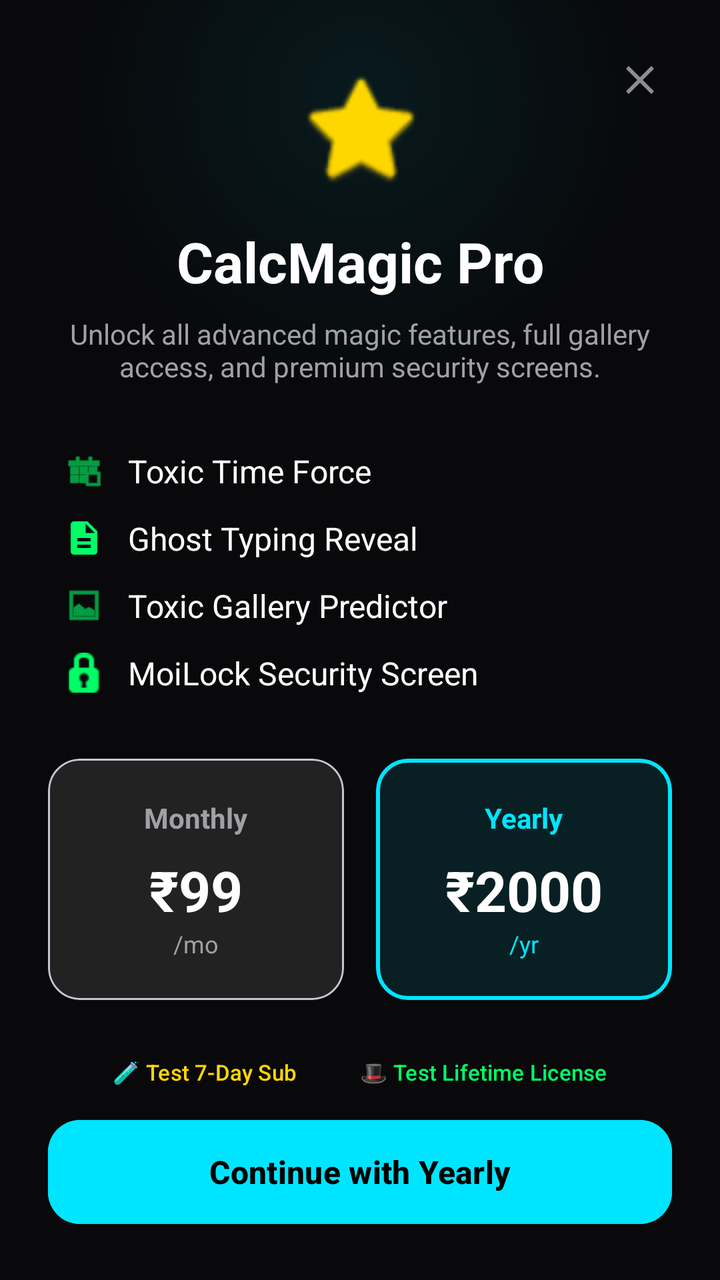
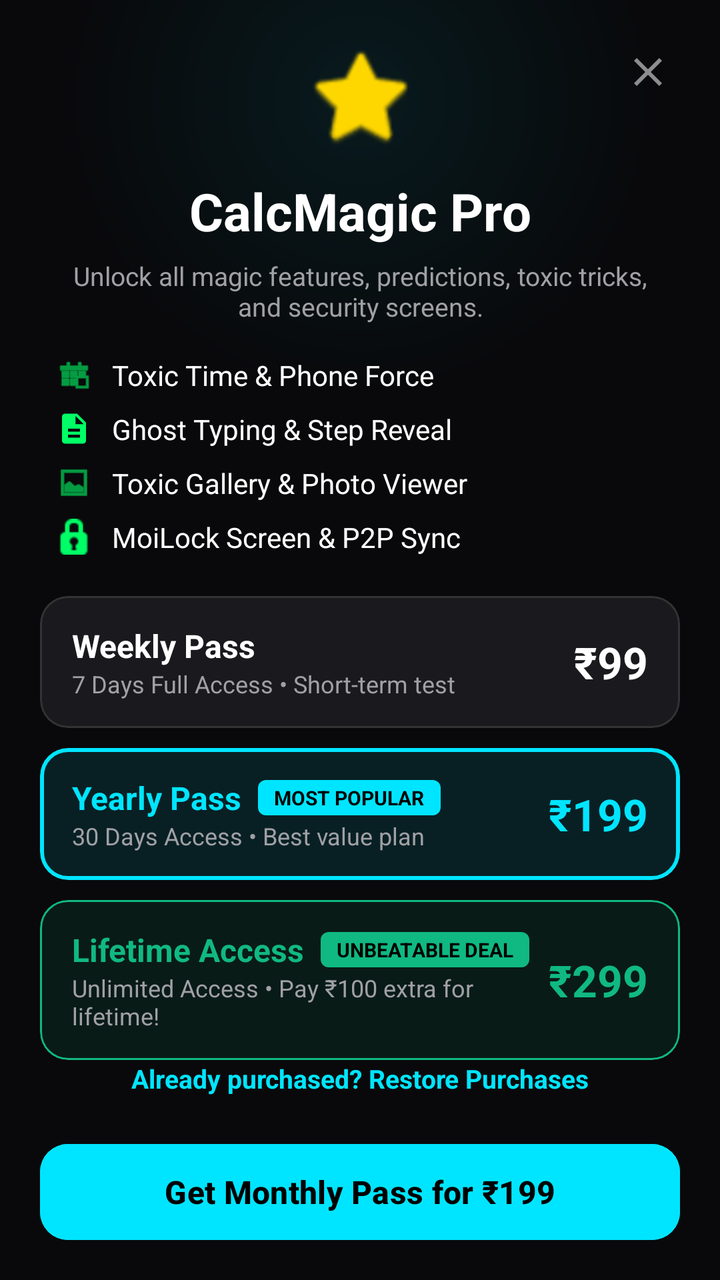

An Android layout rendered at two revisions. The XML below is the earlier revision; the diff shows what the commit changed to produce the second picture.
<!-- AndroidManifest.xml: activity theme Theme.MagicCalculator -->
<!-- res/layout/activity_premium.xml -->
<?xml version="1.0" encoding="utf-8"?>
<androidx.constraintlayout.widget.ConstraintLayout xmlns:android="http://schemas.android.com/apk/res/android"
    xmlns:app="http://schemas.android.com/apk/res-auto"
    xmlns:tools="http://schemas.android.com/tools"
    android:layout_width="match_parent"
    android:layout_height="match_parent"
    android:background="#09090B"
    tools:context=".PremiumActivity">

    
    <View
        android:layout_width="300dp"
        android:layout_height="300dp"
        android:background="@drawable/bg_glow_radial"
        android:alpha="0.4"
        app:layout_constraintTop_toTopOf="parent"
        app:layout_constraintStart_toStartOf="parent"
        app:layout_constraintEnd_toEndOf="parent"
        android:translationY="-100dp" />

    <ImageView
        android:id="@+id/btnClose"
        android:layout_width="48dp"
        android:layout_height="48dp"
        android:src="@drawable/ic_close"
        android:padding="12dp"
        app:tint="#88FFFFFF"
        android:layout_marginTop="16dp"
        android:layout_marginEnd="16dp"
        app:layout_constraintTop_toTopOf="parent"
        app:layout_constraintEnd_toEndOf="parent" />

    <ImageView
        android:id="@+id/imgCrown"
        android:layout_width="64dp"
        android:layout_height="64dp"
        android:src="@android:drawable/btn_star_big_on"
        app:tint="#FFD700"
        android:layout_marginTop="32dp"
        app:layout_constraintTop_toTopOf="parent"
        app:layout_constraintStart_toStartOf="parent"
        app:layout_constraintEnd_toEndOf="parent" />

    <TextView
        android:id="@+id/tvTitle"
        android:layout_width="wrap_content"
        android:layout_height="wrap_content"
        android:layout_marginTop="16dp"
        android:text="CalcMagic Pro"
        android:textColor="@color/white"
        android:textSize="28sp"
        android:textStyle="bold"
        app:layout_constraintTop_toBottomOf="@id/imgCrown"
        app:layout_constraintStart_toStartOf="parent"
        app:layout_constraintEnd_toEndOf="parent" />

    <TextView
        android:id="@+id/tvSubtitle"
        android:layout_width="0dp"
        android:layout_height="wrap_content"
        android:layout_marginTop="8dp"
        android:layout_marginHorizontal="32dp"
        android:text="Unlock all advanced magic features, full gallery access, and premium security screens."
        android:textColor="#A0A0A5"
        android:textSize="14sp"
        android:textAlignment="center"
        app:layout_constraintTop_toBottomOf="@id/tvTitle"
        app:layout_constraintStart_toStartOf="parent"
        app:layout_constraintEnd_toEndOf="parent" />

    
    <LinearLayout
        android:id="@+id/llFeatures"
        android:layout_width="match_parent"
        android:layout_height="wrap_content"
        android:orientation="vertical"
        android:layout_marginTop="32dp"
        android:layout_marginHorizontal="32dp"
        app:layout_constraintTop_toBottomOf="@id/tvSubtitle">

        <LinearLayout
            android:layout_width="match_parent"
            android:layout_height="wrap_content"
            android:orientation="horizontal"
            android:gravity="center_vertical"
            android:layout_marginBottom="12dp">
            <ImageView
                android:layout_width="20dp"
                android:layout_height="20dp"
                android:src="@android:drawable/ic_menu_today"
                app:tint="#00FF66" />
            <TextView
                android:layout_width="wrap_content"
                android:layout_height="wrap_content"
                android:layout_marginStart="12dp"
                android:text="Toxic Time Force"
                android:textColor="@color/white"
                android:textSize="16sp" />
        </LinearLayout>

        <LinearLayout
            android:layout_width="match_parent"
            android:layout_height="wrap_content"
            android:orientation="horizontal"
            android:gravity="center_vertical"
            android:layout_marginBottom="12dp">
            <ImageView
                android:layout_width="20dp"
                android:layout_height="20dp"
                android:src="@drawable/ic_notes"
                app:tint="#00FF66" />
            <TextView
                android:layout_width="wrap_content"
                android:layout_height="wrap_content"
                android:layout_marginStart="12dp"
                android:text="Ghost Typing Reveal"
                android:textColor="@color/white"
                android:textSize="16sp" />
        </LinearLayout>

        <LinearLayout
            android:layout_width="match_parent"
            android:layout_height="wrap_content"
            android:orientation="horizontal"
            android:gravity="center_vertical"
            android:layout_marginBottom="12dp">
            <ImageView
                android:layout_width="20dp"
                android:layout_height="20dp"
                android:src="@android:drawable/ic_menu_gallery"
                app:tint="#00FF66" />
            <TextView
                android:layout_width="wrap_content"
                android:layout_height="wrap_content"
                android:layout_marginStart="12dp"
                android:text="Toxic Gallery Predictor"
                android:textColor="@color/white"
                android:textSize="16sp" />
        </LinearLayout>

        <LinearLayout
            android:layout_width="match_parent"
            android:layout_height="wrap_content"
            android:orientation="horizontal"
            android:gravity="center_vertical">
            <ImageView
                android:layout_width="20dp"
                android:layout_height="20dp"
                android:src="@android:drawable/ic_secure"
                app:tint="#00FF66" />
            <TextView
                android:layout_width="wrap_content"
                android:layout_height="wrap_content"
                android:layout_marginStart="12dp"
                android:text="MoiLock Security Screen"
                android:textColor="@color/white"
                android:textSize="16sp" />
        </LinearLayout>
    </LinearLayout>

    
    <LinearLayout
        android:id="@+id/llPlans"
        android:layout_width="match_parent"
        android:layout_height="wrap_content"
        android:orientation="horizontal"
        android:layout_marginTop="32dp"
        android:layout_marginHorizontal="24dp"
        android:weightSum="2"
        app:layout_constraintTop_toBottomOf="@id/llFeatures">

        
        <com.google.android.material.card.MaterialCardView
            android:id="@+id/cardMonthly"
            android:layout_width="0dp"
            android:layout_height="wrap_content"
            android:layout_weight="1"
            android:layout_marginEnd="8dp"
            app:cardBackgroundColor="#222222"
            app:cardCornerRadius="16dp"
            app:cardElevation="0dp">

            <LinearLayout
                android:layout_width="match_parent"
                android:layout_height="wrap_content"
                android:orientation="vertical"
                android:padding="20dp"
                android:gravity="center">

                <TextView
                    android:layout_width="wrap_content"
                    android:layout_height="wrap_content"
                    android:text="Monthly"
                    android:textColor="#A0A0A5"
                    android:textSize="14sp"
                    android:textStyle="bold" />

                <TextView
                    android:layout_width="wrap_content"
                    android:layout_height="wrap_content"
                    android:layout_marginTop="8dp"
                    android:text="₹99"
                    android:textColor="@color/white"
                    android:textSize="28sp"
                    android:textStyle="bold" />

                <TextView
                    android:layout_width="wrap_content"
                    android:layout_height="wrap_content"
                    android:text="/mo"
                    android:textColor="#A0A0A5"
                    android:textSize="12sp" />
            </LinearLayout>
        </com.google.android.material.card.MaterialCardView>

        
        <com.google.android.material.card.MaterialCardView
            android:id="@+id/cardYearly"
            android:layout_width="0dp"
            android:layout_height="wrap_content"
            android:layout_weight="1"
            android:layout_marginStart="8dp"
            app:cardBackgroundColor="#1A00E5FF"
            app:cardCornerRadius="16dp"
            app:cardElevation="0dp"
            app:strokeWidth="2dp"
            app:strokeColor="#00E5FF">

            <LinearLayout
                android:layout_width="match_parent"
                android:layout_height="wrap_content"
                android:orientation="vertical"
                android:padding="20dp"
                android:gravity="center">

                <TextView
                    android:layout_width="wrap_content"
                    android:layout_height="wrap_content"
                    android:text="Yearly"
                    android:textColor="#00E5FF"
                    android:textSize="14sp"
                    android:textStyle="bold" />

                <TextView
                    android:layout_width="wrap_content"
                    android:layout_height="wrap_content"
                    android:layout_marginTop="8dp"
                    android:text="₹2000"
                    android:textColor="@color/white"
                    android:textSize="28sp"
                    android:textStyle="bold" />

                <TextView
                    android:layout_width="wrap_content"
                    android:layout_height="wrap_content"
                    android:text="/yr"
                    android:textColor="#00E5FF"
                    android:textSize="12sp" />
            </LinearLayout>
        </com.google.android.material.card.MaterialCardView>
    </LinearLayout>

    
    <LinearLayout
        android:id="@+id/llDeveloperTesting"
        android:layout_width="match_parent"
        android:layout_height="wrap_content"
        android:orientation="horizontal"
        android:gravity="center"
        android:layout_marginTop="16dp"
        android:layout_marginHorizontal="24dp"
        app:layout_constraintTop_toBottomOf="@id/llPlans"
        app:layout_constraintBottom_toTopOf="@id/btnPurchase"
        app:layout_constraintStart_toStartOf="parent"
        app:layout_constraintEnd_toEndOf="parent">
        
        <Button
            android:id="@+id/btnTest7Day"
            style="@style/Widget.Material3.Button.TextButton"
            android:layout_width="wrap_content"
            android:layout_height="wrap_content"
            android:text="🧪 Test 7-Day Sub"
            android:textColor="#FFD700"
            android:textSize="11sp"
            android:layout_marginEnd="8dp" />

        <Button
            android:id="@+id/btnTestLifetime"
            style="@style/Widget.Material3.Button.TextButton"
            android:layout_width="wrap_content"
            android:layout_height="wrap_content"
            android:text="🎩 Test Lifetime License"
            android:textColor="#00FF66"
            android:textSize="11sp" />
    </LinearLayout>

    <Button
        android:id="@+id/btnPurchase"
        android:layout_width="match_parent"
        android:layout_height="60dp"
        android:layout_marginHorizontal="24dp"
        android:layout_marginBottom="24dp"
        android:backgroundTint="#00E5FF"
        android:text="Continue with Yearly"
        android:textColor="@color/black"
        android:textSize="16sp"
        android:textStyle="bold"
        app:cornerRadius="16dp"
        app:layout_constraintBottom_toBottomOf="parent" />

</androidx.constraintlayout.widget.ConstraintLayout>
<!-- resources referenced by this layout -->
<resources>
  <color name="black">#FF000000</color>
  <color name="white">#FFFFFFFF</color>
  <!-- drawable bg_glow_radial (drawable) -->
  <?xml version="1.0" encoding="utf-8"?>
  <shape xmlns:android="http://schemas.android.com/apk/res/android"
      android:shape="oval">
      <gradient
          android:type="radial"
          android:gradientRadius="150dp"
          android:startColor="#3300E5FF"
          android:endColor="#00000000" />
  </shape>
  <!-- drawable ic_close (drawable) -->
  <vector xmlns:android="http://schemas.android.com/apk/res/android"
      android:width="24dp"
      android:height="24dp"
      android:viewportWidth="24"
      android:viewportHeight="24">
      <path
          android:fillColor="#FF000000"
          android:pathData="M19,6.41L17.59,5 12,10.59 6.41,5 5,6.41 10.59,12 5,17.59 6.41,19 12,13.41 17.59,19 19,17.59 13.41,12z" />
  </vector>
  <!-- drawable ic_notes (drawable) -->
  <vector xmlns:android="http://schemas.android.com/apk/res/android"
      android:width="24dp"
      android:height="24dp"
      android:viewportWidth="24"
      android:viewportHeight="24">
      <path
          android:fillColor="#FF000000"
          android:pathData="M14,2H6C4.9,2 4,2.9 4,4v16c0,1.1 0.89,2 1.99,2H18c1.1,0 2,-0.9 2,-2V8l-6,-6zm2,16H8v-2h8v2zm0,-4H8v-2h8v2zm-3,-5V3.5L18.5,9H13z" />
  </vector>
  <style name="Theme.MagicCalculator" parent="Theme.Material3.DayNight.NoActionBar">
          <item name="colorPrimary">@color/calc_btn_operator</item>
          <item name="android:statusBarColor">@color/calc_bg</item>
          <item name="android:windowBackground">@color/calc_bg</item>
          <item name="android:navigationBarColor">@color/calc_bg</item>
      </style>
  <color name="calc_btn_operator">#FF9500</color>
  <color name="calc_bg">#171717</color>
</resources>

<!-- the commit's change to res/layout/activity_premium.xml (unified diff, before → after) -->
@@ -25,18 +25,18 @@
         android:src="@drawable/ic_close"
         android:padding="12dp"
         app:tint="#88FFFFFF"
-        android:layout_marginTop="16dp"
-        android:layout_marginEnd="16dp"
+        android:layout_marginTop="12dp"
+        android:layout_marginEnd="12dp"
         app:layout_constraintTop_toTopOf="parent"
         app:layout_constraintEnd_toEndOf="parent" />
 
     <ImageView
         android:id="@+id/imgCrown"
-        android:layout_width="64dp"
-        android:layout_height="64dp"
+        android:layout_width="56dp"
+        android:layout_height="56dp"
         android:src="@android:drawable/btn_star_big_on"
         app:tint="#FFD700"
-        android:layout_marginTop="32dp"
+        android:layout_marginTop="20dp"
         app:layout_constraintTop_toTopOf="parent"
         app:layout_constraintStart_toStartOf="parent"
         app:layout_constraintEnd_toEndOf="parent" />
@@ -45,10 +45,10 @@
         android:id="@+id/tvTitle"
         android:layout_width="wrap_content"
         android:layout_height="wrap_content"
-        android:layout_marginTop="16dp"
+        android:layout_marginTop="12dp"
         android:text="CalcMagic Pro"
         android:textColor="@color/white"
-        android:textSize="28sp"
+        android:textSize="26sp"
         android:textStyle="bold"
         app:layout_constraintTop_toBottomOf="@id/imgCrown"
         app:layout_constraintStart_toStartOf="parent"
@@ -58,11 +58,11 @@
         android:id="@+id/tvSubtitle"
         android:layout_width="0dp"
         android:layout_height="wrap_content"
-        android:layout_marginTop="8dp"
-        android:layout_marginHorizontal="32dp"
-        android:text="Unlock all advanced magic features, full gallery access, and premium security screens."
+        android:layout_marginTop="6dp"
+        android:layout_marginHorizontal="24dp"
+        android:text="Unlock all magic features, predictions, toxic tricks, and security screens."
         android:textColor="#A0A0A5"
-        android:textSize="14sp"
+        android:textSize="13sp"
         android:textAlignment="center"
         app:layout_constraintTop_toBottomOf="@id/tvTitle"
         app:layout_constraintStart_toStartOf="parent"
@@ -74,8 +74,8 @@
         android:layout_width="match_parent"
         android:layout_height="wrap_content"
         android:orientation="vertical"
-        android:layout_marginTop="32dp"
-        android:layout_marginHorizontal="32dp"
+        android:layout_marginTop="16dp"
+        android:layout_marginHorizontal="28dp"
         app:layout_constraintTop_toBottomOf="@id/tvSubtitle">
 
         <LinearLayout
@@ -83,19 +83,19 @@
             android:layout_height="wrap_content"
             android:orientation="horizontal"
             android:gravity="center_vertical"
-            android:layout_marginBottom="12dp">
+            android:layout_marginBottom="8dp">
             <ImageView
-                android:layout_width="20dp"
-                android:layout_height="20dp"
+                android:layout_width="18dp"
+                android:layout_height="18dp"
                 android:src="@android:drawable/ic_menu_today"
                 app:tint="#00FF66" />
             <TextView
                 android:layout_width="wrap_content"
                 android:layout_height="wrap_content"
-                android:layout_marginStart="12dp"
-                android:text="Toxic Time Force"
+                android:layout_marginStart="10dp"
+                android:text="Toxic Time &amp; Phone Force"
                 android:textColor="@color/white"
-                android:textSize="16sp" />
+                android:textSize="14sp" />
         </LinearLayout>
 
         <LinearLayout
@@ -103,19 +103,19 @@
             android:layout_height="wrap_content"
             android:orientation="horizontal"
             android:gravity="center_vertical"
-            android:layout_marginBottom="12dp">
+            android:layout_marginBottom="8dp">
             <ImageView
-                android:layout_width="20dp"
-                android:layout_height="20dp"
+                android:layout_width="18dp"
+                android:layout_height="18dp"
                 android:src="@drawable/ic_notes"
                 app:tint="#00FF66" />
             <TextView
                 android:layout_width="wrap_content"
                 android:layout_height="wrap_content"
-                android:layout_marginStart="12dp"
-                android:text="Ghost Typing Reveal"
+                android:layout_marginStart="10dp"
+                android:text="Ghost Typing &amp; Step Reveal"
                 android:textColor="@color/white"
-                android:textSize="16sp" />
+                android:textSize="14sp" />
         </LinearLayout>
 
         <LinearLayout
@@ -123,19 +123,19 @@
             android:layout_height="wrap_content"
             android:orientation="horizontal"
             android:gravity="center_vertical"
-            android:layout_marginBottom="12dp">
+            android:layout_marginBottom="8dp">
             <ImageView
-                android:layout_width="20dp"
-                android:layout_height="20dp"
+                android:layout_width="18dp"
+                android:layout_height="18dp"
                 android:src="@android:drawable/ic_menu_gallery"
                 app:tint="#00FF66" />
             <TextView
                 android:layout_width="wrap_content"
                 android:layout_height="wrap_content"
-                android:layout_marginStart="12dp"
-                android:text="Toxic Gallery Predictor"
+                android:layout_marginStart="10dp"
+                android:text="Toxic Gallery &amp; Photo Viewer"
                 android:textColor="@color/white"
-                android:textSize="16sp" />
+                android:textSize="14sp" />
         </LinearLayout>
 
         <LinearLayout
@@ -144,17 +144,17 @@
             android:orientation="horizontal"
             android:gravity="center_vertical">
             <ImageView
-                android:layout_width="20dp"
-                android:layout_height="20dp"
+                android:layout_width="18dp"
+                android:layout_height="18dp"
                 android:src="@android:drawable/ic_secure"
                 app:tint="#00FF66" />
             <TextView
                 android:layout_width="wrap_content"
                 android:layout_height="wrap_content"
-                android:layout_marginStart="12dp"
-                android:text="MoiLock Security Screen"
+                android:layout_marginStart="10dp"
+                android:text="MoiLock Screen &amp; P2P Sync"
                 android:textColor="@color/white"
-                android:textSize="16sp" />
+                android:textSize="14sp" />
         </LinearLayout>
     </LinearLayout>
 
@@ -163,65 +163,71 @@
         android:id="@+id/llPlans"
         android:layout_width="match_parent"
         android:layout_height="wrap_content"
-        android:orientation="horizontal"
-        android:layout_marginTop="32dp"
-        android:layout_marginHorizontal="24dp"
-        android:weightSum="2"
+        android:orientation="vertical"
+        android:layout_marginTop="20dp"
+        android:layout_marginHorizontal="20dp"
         app:layout_constraintTop_toBottomOf="@id/llFeatures">
 
         
         <com.google.android.material.card.MaterialCardView
-            android:id="@+id/cardMonthly"
-            android:layout_width="0dp"
-            android:layout_height="wrap_content"
-            android:layout_weight="1"
-            android:layout_marginEnd="8dp"
-            app:cardBackgroundColor="#222222"
-            app:cardCornerRadius="16dp"
-            app:cardElevation="0dp">
+            android:id="@+id/cardWeekly"
+            android:layout_width="match_parent"
+            android:layout_height="wrap_content"
+            android:layout_marginBottom="10dp"
+            app:cardBackgroundColor="#1A1A1E"
+            app:cardCornerRadius="14dp"
+            app:cardElevation="0dp"
+            app:strokeWidth="1dp"
+            app:strokeColor="#333333">
 
             <LinearLayout
                 android:layout_width="match_parent"
                 android:layout_height="wrap_content"
-                android:orientation="vertical"
-                android:padding="20dp"
-                android:gravity="center">
+                android:orientation="horizontal"
+                android:paddingHorizontal="16dp"
+                android:paddingVertical="14dp"
+                android:gravity="center_vertical">
+
+                <LinearLayout
+                    android:layout_width="0dp"
+                    android:layout_height="wrap_content"
+                    android:layout_weight="1"
+                    android:orientation="vertical">
+
+                    <TextView
+                        android:layout_width="wrap_content"
+                        android:layout_height="wrap_content"
+                        android:text="Weekly Pass"
+                        android:textColor="@color/white"
+                        android:textSize="16sp"
+                        android:textStyle="bold" />
+
+                    <TextView
+                        android:layout_width="wrap_content"
+                        android:layout_height="wrap_content"
+                        android:text="7 Days Full Access • Short-term test"
+                        android:textColor="#A0A0A5"
+                        android:textSize="12sp" />
+                </LinearLayout>
 
                 <TextView
                     android:layout_width="wrap_content"
                     android:layout_height="wrap_content"
-                    android:text="Monthly"
-                    android:textColor="#A0A0A5"
-                    android:textSize="14sp"
-                    android:textStyle="bold" />
-
-                <TextView
-                    android:layout_width="wrap_content"
-                    android:layout_height="wrap_content"
-                    android:layout_marginTop="8dp"
                     android:text="₹99"
                     android:textColor="@color/white"
-                    android:textSize="28sp"
+                    android:textSize="22sp"
                     android:textStyle="bold" />
-
-                <TextView
-                    android:layout_width="wrap_content"
-                    android:layout_height="wrap_content"
-                    android:text="/mo"
-                    android:textColor="#A0A0A5"
-                    android:textSize="12sp" />
             </LinearLayout>
         </com.google.android.material.card.MaterialCardView>
 
         
         <com.google.android.material.card.MaterialCardView
             android:id="@+id/cardYearly"
-            android:layout_width="0dp"
-            android:layout_height="wrap_content"
-            android:layout_weight="1"
-            android:layout_marginStart="8dp"
+            android:layout_width="match_parent"
+            android:layout_height="wrap_content"
+            android:layout_marginBottom="10dp"
             app:cardBackgroundColor="#1A00E5FF"
-            app:cardCornerRadius="16dp"
+            app:cardCornerRadius="14dp"
             app:cardElevation="0dp"
             app:strokeWidth="2dp"
             app:strokeColor="#00E5FF">
@@ -229,83 +235,161 @@
             <LinearLayout
                 android:layout_width="match_parent"
                 android:layout_height="wrap_content"
-                android:orientation="vertical"
-                android:padding="20dp"
-                android:gravity="center">
+                android:orientation="horizontal"
+                android:paddingHorizontal="16dp"
+                android:paddingVertical="14dp"
+                android:gravity="center_vertical">
+
+                <LinearLayout
+                    android:layout_width="0dp"
+                    android:layout_height="wrap_content"
+                    android:layout_weight="1"
+                    android:orientation="vertical">
+
+                    <LinearLayout
+                        android:layout_width="wrap_content"
+                        android:layout_height="wrap_content"
+                        android:orientation="horizontal"
+                        android:gravity="center_vertical">
+
+                        <TextView
+                            android:layout_width="wrap_content"
+                            android:layout_height="wrap_content"
+                            android:text="Yearly Pass"
+                            android:textColor="#00E5FF"
+                            android:textSize="16sp"
+                            android:textStyle="bold" />
+
+                        <TextView
+                            android:layout_width="wrap_content"
+                            android:layout_height="wrap_content"
+                            android:layout_marginStart="8dp"
+                            android:background="@drawable/bg_popular_badge"
+                            android:paddingHorizontal="8dp"
+                            android:paddingVertical="2dp"
+                            android:text="MOST POPULAR"
+                            android:textColor="#000000"
+                            android:textSize="10sp"
+                            android:textStyle="bold" />
+                    </LinearLayout>
+
+                    <TextView
+                        android:layout_width="wrap_content"
+                        android:layout_height="wrap_content"
+                        android:text="30 Days Access • Best value plan"
+                        android:textColor="#A0A0A5"
+                        android:textSize="12sp" />
+                </LinearLayout>
 
                 <TextView
                     android:layout_width="wrap_content"
                     android:layout_height="wrap_content"
-                    android:text="Yearly"
+                    android:text="₹199"
                     android:textColor="#00E5FF"
-                    android:textSize="14sp"
+                    android:textSize="22sp"
                     android:textStyle="bold" />
+            </LinearLayout>
+        </com.google.android.material.card.MaterialCardView>
+
+        
+        <com.google.android.material.card.MaterialCardView
+            android:id="@+id/cardLifetime"
+            android:layout_width="match_parent"
+            android:layout_height="wrap_content"
+            app:cardBackgroundColor="#1A10B981"
+            app:cardCornerRadius="14dp"
+            app:cardElevation="0dp"
+            app:strokeWidth="1dp"
+            app:strokeColor="#10B981">
+
+            <LinearLayout
+                android:layout_width="match_parent"
+                android:layout_height="wrap_content"
+                android:orientation="horizontal"
+                android:paddingHorizontal="16dp"
+                android:paddingVertical="14dp"
+                android:gravity="center_vertical">
+
+                <LinearLayout
+                    android:layout_width="0dp"
+                    android:layout_height="wrap_content"
+                    android:layout_weight="1"
+                    android:orientation="vertical">
+
+                    <LinearLayout
+                        android:layout_width="wrap_content"
+                        android:layout_height="wrap_content"
+                        android:orientation="horizontal"
+                        android:gravity="center_vertical">
+
+                        <TextView
+                            android:layout_width="wrap_content"
+                            android:layout_height="wrap_content"
+                            android:text="Lifetime Access"
+                            android:textColor="#10B981"
+                            android:textSize="16sp"
+                            android:textStyle="bold" />
+
+                        <TextView
+                            android:layout_width="wrap_content"
+                            android:layout_height="wrap_content"
+                            android:layout_marginStart="8dp"
+                            android:background="@drawable/bg_best_deal_badge"
+                            android:paddingHorizontal="8dp"
+                            android:paddingVertical="2dp"
+                            android:text="UNBEATABLE DEAL"
+                            android:textColor="#000000"
+                            android:textSize="10sp"
+                            android:textStyle="bold" />
+                    </LinearLayout>
+
+                    <TextView
+                        android:layout_width="wrap_content"
+                        android:layout_height="wrap_content"
+                        android:text="Unlimited Access • Pay ₹100 extra for lifetime!"
+                        android:textColor="#A0A0A5"
+                        android:textSize="12sp" />
+                </LinearLayout>
 
                 <TextView
                     android:layout_width="wrap_content"
                     android:layout_height="wrap_content"
-                    android:layout_marginTop="8dp"
-                    android:text="₹2000"
-                    android:textColor="@color/white"
-                    android:textSize="28sp"
+                    android:text="₹299"
+                    android:textColor="#10B981"
+                    android:textSize="22sp"
                     android:textStyle="bold" />
-
-                <TextView
-                    android:layout_width="wrap_content"
-                    android:layout_height="wrap_content"
-                    android:text="/yr"
-                    android:textColor="#00E5FF"
-                    android:textSize="12sp" />
             </LinearLayout>
         </com.google.android.material.card.MaterialCardView>
     </LinearLayout>
 
-    
-    <LinearLayout
-        android:id="@+id/llDeveloperTesting"
-        android:layout_width="match_parent"
-        android:layout_height="wrap_content"
-        android:orientation="horizontal"
-        android:gravity="center"
-        android:layout_marginTop="16dp"
-        android:layout_marginHorizontal="24dp"
-        app:layout_constraintTop_toBottomOf="@id/llPlans"
+    <TextView
+        android:id="@+id/tvRestorePurchases"
+        android:layout_width="wrap_content"
+        android:layout_height="wrap_content"
+        android:layout_marginBottom="12dp"
+        android:text="Already purchased? Restore Purchases"
+        android:textColor="#00E5FF"
+        android:textSize="13sp"
+        android:textStyle="bold"
+        android:clickable="true"
+        android:focusable="true"
+        android:padding="8dp"
         app:layout_constraintBottom_toTopOf="@id/btnPurchase"
         app:layout_constraintStart_toStartOf="parent"
-        app:layout_constraintEnd_toEndOf="parent">
-        
-        <Button
-            android:id="@+id/btnTest7Day"
-            style="@style/Widget.Material3.Button.TextButton"
-            android:layout_width="wrap_content"
-            android:layout_height="wrap_content"
-            android:text="🧪 Test 7-Day Sub"
-            android:textColor="#FFD700"
-            android:textSize="11sp"
-            android:layout_marginEnd="8dp" />
-
-        <Button
-            android:id="@+id/btnTestLifetime"
-            style="@style/Widget.Material3.Button.TextButton"
-            android:layout_width="wrap_content"
-            android:layout_height="wrap_content"
-            android:text="🎩 Test Lifetime License"
-            android:textColor="#00FF66"
-            android:textSize="11sp" />
-    </LinearLayout>
+        app:layout_constraintEnd_toEndOf="parent" />
 
     <Button
         android:id="@+id/btnPurchase"
         android:layout_width="match_parent"
-        android:layout_height="60dp"
-        android:layout_marginHorizontal="24dp"
-        android:layout_marginBottom="24dp"
+        android:layout_height="56dp"
+        android:layout_marginHorizontal="20dp"
+        android:layout_marginBottom="16dp"
         android:backgroundTint="#00E5FF"
-        android:text="Continue with Yearly"
+        android:text="Get Monthly Pass for ₹199"
         android:textColor="@color/black"
         android:textSize="16sp"
         android:textStyle="bold"
-        app:cornerRadius="16dp"
+        app:cornerRadius="14dp"
         app:layout_constraintBottom_toBottomOf="parent" />
 
 </androidx.constraintlayout.widget.ConstraintLayout>
<!-- resource entries referenced after the edit -->
@@ -2,6 +2,13 @@
 <resources>
   <color name="black">#FF000000</color>
   <color name="white">#FFFFFFFF</color>
+  <!-- drawable bg_best_deal_badge (drawable) -->
+  <?xml version="1.0" encoding="utf-8"?>
+  <shape xmlns:android="http://schemas.android.com/apk/res/android"
+      android:shape="rectangle">
+      <solid android:color="#10B981" />
+      <corners android:radius="4dp" />
+  </shape>
   <!-- drawable bg_glow_radial (drawable) -->
   <?xml version="1.0" encoding="utf-8"?>
   <shape xmlns:android="http://schemas.android.com/apk/res/android"
@@ -11,6 +18,13 @@
           android:gradientRadius="150dp"
           android:startColor="#3300E5FF"
           android:endColor="#00000000" />
+  </shape>
+  <!-- drawable bg_popular_badge (drawable) -->
+  <?xml version="1.0" encoding="utf-8"?>
+  <shape xmlns:android="http://schemas.android.com/apk/res/android"
+      android:shape="rectangle">
+      <solid android:color="#00E5FF" />
+      <corners android:radius="4dp" />
   </shape>
   <!-- drawable ic_close (drawable) -->
   <vector xmlns:android="http://schemas.android.com/apk/res/android"
